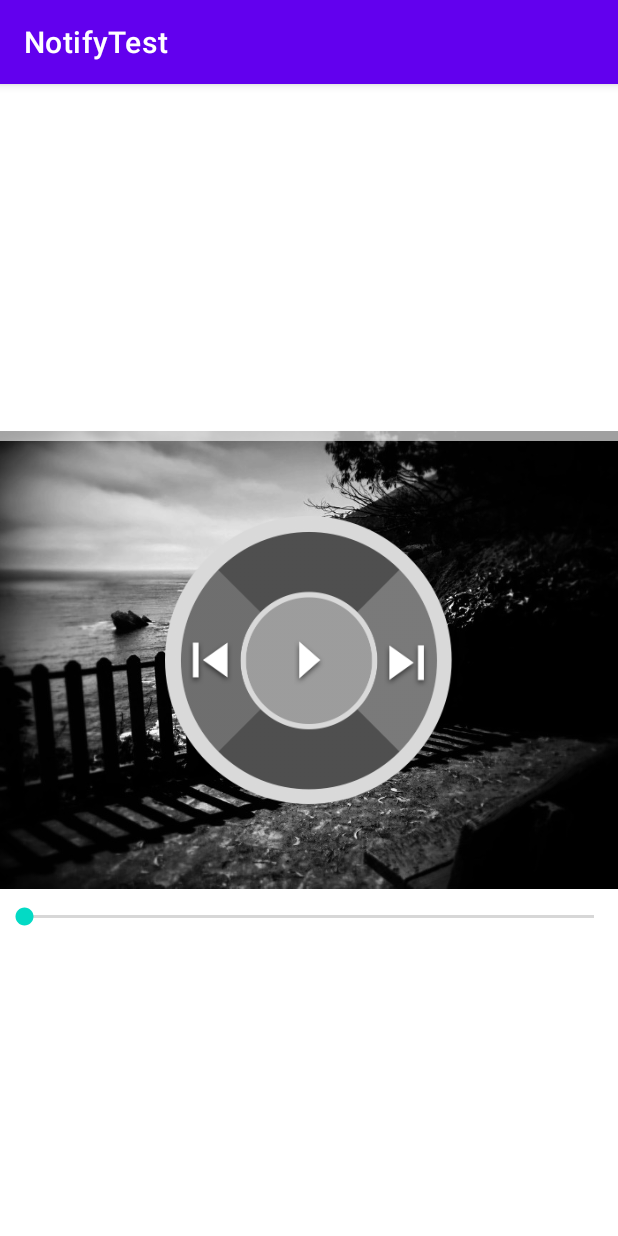
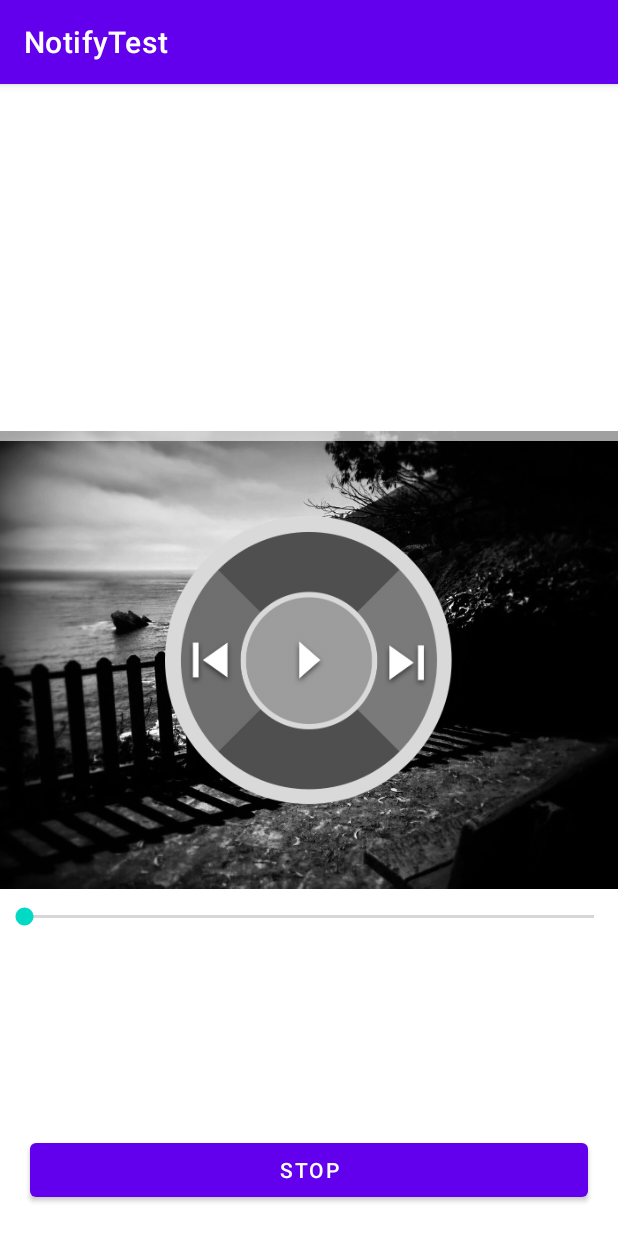
Before and after one commit to YBill/NotifyTest2, an Android app: the MediaActivity screen opened directly, with no data from a screen before it, on a phone screen of 412 x 824 dp. Run offline under Robolectric (Android 15) with nearby library versions, the phone set to English and light mode, and no system bars; network calls fail.

Commit message:
android:exported="false"为true在某些手机上stop后通知栏关不了

```diff
--- a/app/src/main/java/com/bill/notifytest/media/ui/MediaActivity.java
+++ b/app/src/main/java/com/bill/notifytest/media/ui/MediaActivity.java
@@ -70,6 +70,12 @@ public class MediaActivity extends AppCompatActivity {
         initUI();
         // 初始化MediaBrowser
         initMediaBrowser();
+
+        Button stopBtn = findViewById(R.id.stop_btn);
+        stopBtn.setOnClickListener(v -> {
+//            mMediaBrowserManager.getTransportControls().pause();
+            mMediaBrowserManager.getTransportControls().stop();
+        });
     }
 
     @Override
--- a/app/src/main/res/layout/activity_media.xml
+++ b/app/src/main/res/layout/activity_media.xml
@@ -88,4 +88,12 @@
         android:paddingTop="16dp"
         android:paddingBottom="16dp" />
 
+    <Button
+        android:id="@+id/stop_btn"
+        android:layout_width="match_parent"
+        android:layout_height="wrap_content"
+        android:layout_alignParentBottom="true"
+        android:layout_margin="20dp"
+        android:text="Stop" />
+
 </RelativeLayout>
```
Also changed, not shown: app/src/main/AndroidManifest.xml (+11 -3 lines).
